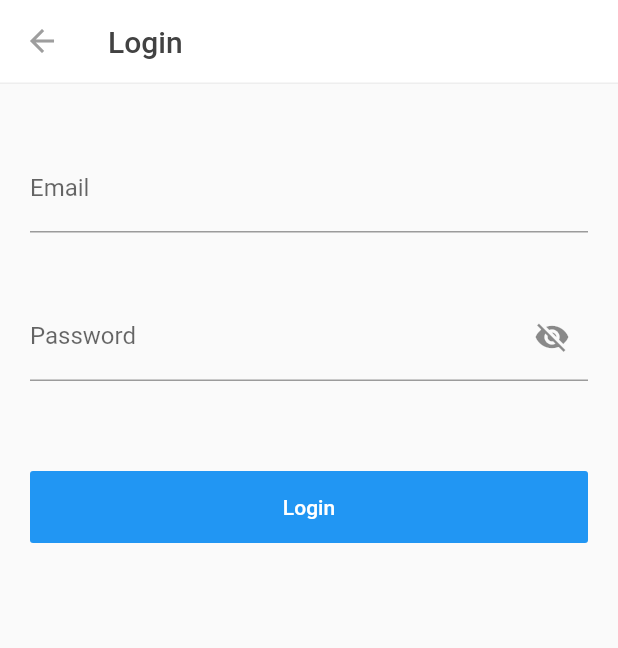
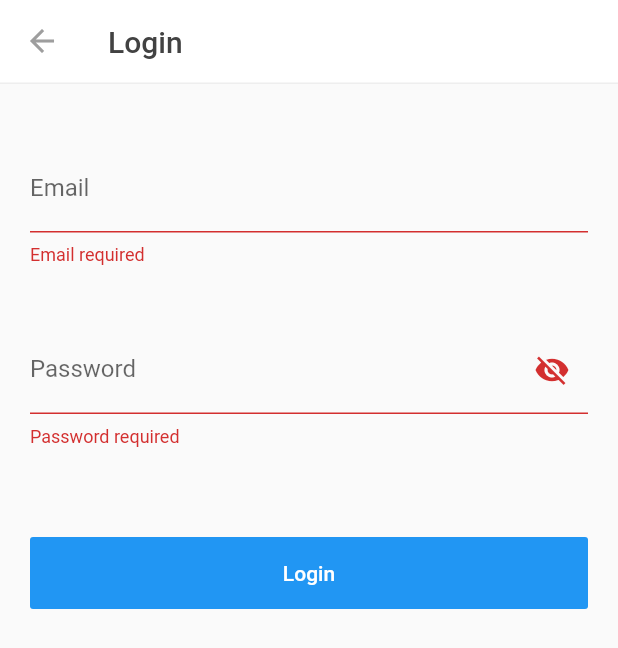
Before and after one commit to toureholder/flutter_workshop, a Flutter app: the Login screen opened directly, after a tap on "Login", on a phone screen of 412 x 824 dp. Shown: the top 648 px of the screen. Run offline on Flutter 3.47's test engine with Material 2 defaults, Android fonts, the phone set to English and light mode, and no system bars; network calls fail.

Commit message:
:bulb: Validate login form

```diff
--- a/lib/feature/login/login.dart
+++ b/lib/feature/login/login.dart
@@ -9,6 +9,7 @@ class Login extends StatefulWidget {
 
 class _LoginState extends State<Login> {
   bool _isPasswordVisible = false;
+  final _formKey = GlobalKey<FormState>();
 
   @override
   Widget build(BuildContext context) {
@@ -25,6 +26,7 @@ class _LoginState extends State<Login> {
 
   Form _form(BuildContext context) {
     return Form(
+      key: _formKey,
       child: Column(
         children: <Widget>[
           _emailField(context),
@@ -39,10 +41,12 @@ class _LoginState extends State<Login> {
 
   TextFormField _passwordField(BuildContext context) {
     return TextFormField(
-        decoration: InputDecoration(
-            labelText: L10n.getString(context, 'login_password'),
-            suffixIcon: _visibilityToggle()),
-        obscureText: !_isPasswordVisible);
+      decoration: InputDecoration(
+          labelText: L10n.getString(context, 'login_password'),
+          suffixIcon: _visibilityToggle()),
+      obscureText: !_isPasswordVisible,
+      validator: _validatePassword,
+    );
   }
 
   Widget _visibilityToggle() {
@@ -56,9 +60,9 @@ class _LoginState extends State<Login> {
 
   TextFormField _emailField(BuildContext context) {
     return TextFormField(
-      decoration:
-          InputDecoration(labelText: L10n.getString(context, 'login_email')),
-    );
+        decoration:
+            InputDecoration(labelText: L10n.getString(context, 'login_email')),
+        validator: _validateEmail);
   }
 
   Widget _button(BuildContext context) {
@@ -69,7 +73,37 @@ class _LoginState extends State<Login> {
           child: Text(L10n.getString(context, 'login_title')),
           color: Theme.of(context).primaryColor,
           textColor: Colors.white,
-          onPressed: () {}),
+          onPressed: () {
+            if (_formKey.currentState.validate())
+              print('the form is OK');
+            else
+              print('nah, the form is not valid');
+          }),
     );
   }
+
+  String _validateEmail(String input) {
+    String message;
+
+    Pattern pattern =
+        r'^(([^<>()[\]\\.,;:\s@\"]+(\.[^<>()[\]\\.,;:\s@\"]+)*)|(\".+\"))@((\[[0-9]{1,3}\.[0-9]{1,3}\.[0-9]{1,3}\.[0-9]{1,3}\])|(([a-zA-Z\-0-9]+\.)+[a-zA-Z]{2,}))$';
+    RegExp regex = new RegExp(pattern);
+
+    if (input.trim().isEmpty)
+      message = L10n.getString(context, 'validation_message_email_required');
+    else if (!regex.hasMatch(input))
+      message = L10n.getString(context, 'validation_message_email_invalid');
+    return message;
+  }
+
+  String _validatePassword(String input) {
+    String message;
+
+    if (input.trim().isEmpty)
+      message = L10n.getString(context, 'validation_message_password_required');
+    else if (input.length < 6)
+      message =
+          L10n.getString(context, 'validation_message_password_too_short');
+    return message;
+  }
 }
--- a/lib/values/strings.dart
+++ b/lib/values/strings.dart
@@ -15,6 +15,22 @@ class Strings {
     "login_password": {
       "en": "Password",
       "pt": "Senha"
+    },
+    "validation_message_email_required": {
+      "en": "Email required",
+      "pt": "E seu e-mail?"
+    },
+    "validation_message_email_invalid": {
+      "en": "Please inform a valid e-mail",
+      "pt": "Favor informar um e-mail válido"
+    },
+    "validation_message_password_required": {
+      "en": "Password required",
+      "pt": "E a senha?"
+    },
+    "validation_message_password_too_short": {
+      "en": "Password must be 6 characters or more",
+      "pt": "Senha deve ter no mínimo 6 caracteres"
     }
   };
 }
```
